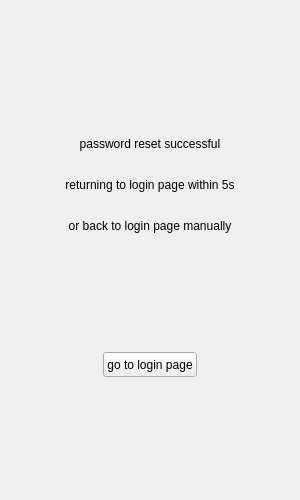
The window that resetpasswdinterface.ui (Liupeter01/chatting-client) describes before a commit, drawn with Qt 5.
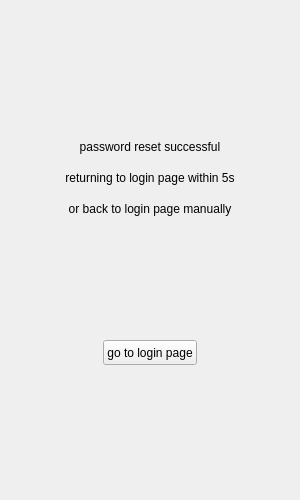
The same window after the commit. The open tabs and pages were chosen to show the change. Custom widgets are drawn as their Qt base class.

The edit to the form file:
```diff
--- a/resetpasswdinterface.ui
+++ b/resetpasswdinterface.ui
@@ -647,16 +647,31 @@
               <property name="minimumSize">
                <size>
                 <width>0</width>
-                <height>35</height>
+                <height>25</height>
                </size>
               </property>
               <property name="maximumSize">
                <size>
                 <width>16777215</width>
-                <height>35</height>
+                <height>25</height>
                </size>
               </property>
               <layout class="QHBoxLayout" name="horizontalLayout_11">
+               <property name="spacing">
+                <number>0</number>
+               </property>
+               <property name="leftMargin">
+                <number>0</number>
+               </property>
+               <property name="topMargin">
+                <number>0</number>
+               </property>
+               <property name="rightMargin">
+                <number>0</number>
+               </property>
+               <property name="bottomMargin">
+                <number>0</number>
+               </property>
                <item>
                 <widget class="QLabel" name="label_9">
                  <property name="minimumSize">
@@ -687,16 +702,31 @@
               <property name="minimumSize">
                <size>
                 <width>0</width>
-                <height>35</height>
+                <height>25</height>
                </size>
               </property>
               <property name="maximumSize">
                <size>
                 <width>16777215</width>
-                <height>35</height>
+                <height>25</height>
                </size>
               </property>
               <layout class="QHBoxLayout" name="horizontalLayout_12">
+               <property name="spacing">
+                <number>0</number>
+               </property>
+               <property name="leftMargin">
+                <number>0</number>
+               </property>
+               <property name="topMargin">
+                <number>0</number>
+               </property>
+               <property name="rightMargin">
+                <number>0</number>
+               </property>
+               <property name="bottomMargin">
+                <number>0</number>
+               </property>
                <item>
                 <widget class="QLabel" name="timeout_label">
                  <property name="minimumSize">
@@ -727,30 +757,30 @@
               <property name="minimumSize">
                <size>
                 <width>0</width>
-                <height>35</height>
+                <height>25</height>
                </size>
               </property>
               <property name="maximumSize">
                <size>
                 <width>1500</width>
-                <height>40</height>
+                <height>25</height>
                </size>
               </property>
               <layout class="QHBoxLayout" name="horizontalLayout_13">
                <property name="spacing">
-                <number>6</number>
+                <number>0</number>
                </property>
                <property name="leftMargin">
-                <number>9</number>
+                <number>0</number>
                </property>
                <property name="topMargin">
-                <number>9</number>
+                <number>0</number>
                </property>
                <property name="rightMargin">
-                <number>9</number>
+                <number>0</number>
                </property>
                <property name="bottomMargin">
-                <number>9</number>
+                <number>0</number>
                </property>
                <item>
                 <widget class="QLabel" name="label_7">
```
Left out of the diff: 42 changed lines with no effect on the pictures.
